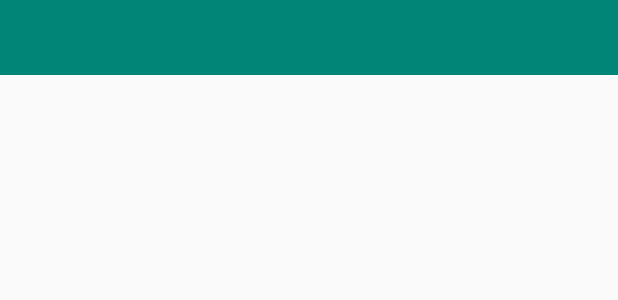
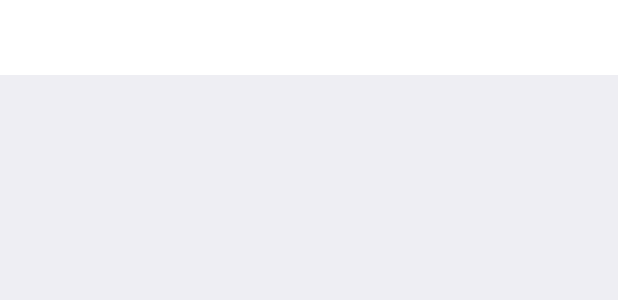
Before and after one commit to tainguyennls/andpros, an Android app: the layout activity_detail_doan_hoi.xml on its own in the app's theme, with its tools: preview values and no code run, on a phone screen of 412 x 824 dp. Shown: the top 300 px of the screen. Run offline under Robolectric (Android 15) with nearby library versions, the phone set to English and light mode, and no system bars.

Commit message:
config detail class

```diff
--- a/app/src/main/java/com/example/nguyenhuutai/studentapp/adapters/DoanHoiAdapter.java
+++ b/app/src/main/java/com/example/nguyenhuutai/studentapp/adapters/DoanHoiAdapter.java
@@ -38,7 +38,7 @@ public class DoanHoiAdapter extends ArrayAdapter {
             DoanHoiModel models  = doanHoiModels.get(position);
 
             txtName.setText(models.getName());
-            txtDecscript.setText(models.getDescsipt());
+            txtDecscript.setText(models.getDescript());
         }
         return convertView;
     }
--- a/app/src/main/res/layout/activity_detail_doan_hoi.xml
+++ b/app/src/main/res/layout/activity_detail_doan_hoi.xml
@@ -9,9 +9,8 @@
     tools:context=".view.DetailDoanHoiActivity">
 
     <LinearLayout
-        android:gravity="center"
         android:padding="15dp"
-        android:background="@color/colorPrimary"
+        android:background="#fff"
         android:layout_width="match_parent"
         android:layout_height="wrap_content">
         <TextView
@@ -20,13 +19,21 @@
             android:layout_width="wrap_content"
             android:layout_height="wrap_content" />
     </LinearLayout>
+   <ScrollView
+       android:background="#eeeef3"
+       android:layout_width="match_parent"
+       android:layout_height="match_parent">
        <LinearLayout
-        android:layout_width="wrap_content"
+           android:padding="20dp"
+           android:layout_width="match_parent"
            android:layout_height="match_parent">
            <TextView
                android:id="@+id/des"
+               android:layout_gravity="center"
+               android:justificationMode="inter_word"
                android:layout_width="match_parent"
                android:layout_height="wrap_content" />
        </LinearLayout>
+   </ScrollView>
 
 </LinearLayout>
--- a/app/src/main/res/layout/activity_doan_hoi.xml
+++ b/app/src/main/res/layout/activity_doan_hoi.xml
@@ -6,6 +6,7 @@
     android:layout_width="match_parent"
     android:layout_height="match_parent"
     android:orientation="vertical"
+    android:background="#EEEEF3"
     tools:context=".DoanHoiActivity">
 
     <LinearLayout
@@ -25,6 +26,8 @@
         android:layout_width="match_parent"
         android:layout_height="match_parent">
         <ListView
+            android:divider="#eeeef3"
+            android:dividerHeight="8dp"
             android:id="@+id/association"
             android:layout_width="match_parent"
             android:layout_height="match_parent">
```
Also changed, not shown: app/src/main/java/com/example/nguyenhuutai/studentapp/DoanHoiActivity.java (+5 -2 lines), app/src/main/java/com/example/nguyenhuutai/studentapp/model/DoanHoiModel.java (+5 -5 lines), app/src/main/java/com/example/nguyenhuutai/studentapp/view/DetailDoanHoiActivity.java (+16 -4 lines), app/src/main/res/layout/item_doan_hoi.xml (+11 -3 lines), 10 other files. Lines whose indentation alone changed are shown as unchanged.
